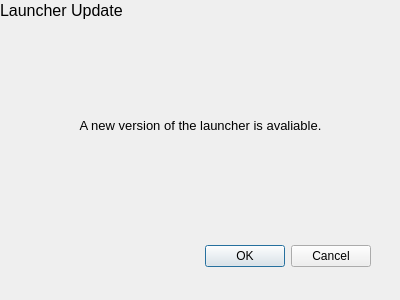
This is update.ui in JoshMorrison99/GameLauncher as Qt 5 draws it before an edit. The edited form follows.
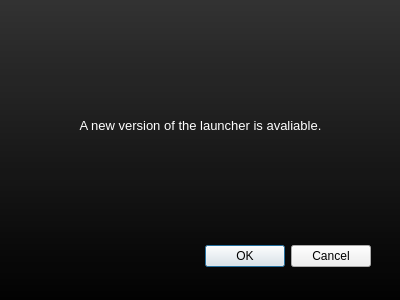
This is the edited form. Icons and pictures are not drawn.

```diff
--- a/update.ui
+++ b/update.ui
@@ -29,25 +29,7 @@
     <set>QDialogButtonBox::Cancel|QDialogButtonBox::Ok</set>
    </property>
   </widget>
-  <widget class="QLabel" name="label">
-   <property name="geometry">
-    <rect>
-     <x>0</x>
-     <y>0</y>
-     <width>401</width>
-     <height>21</height>
-    </rect>
-   </property>
-   <property name="font">
-    <font>
-     <pointsize>12</pointsize>
-    </font>
-   </property>
-   <property name="text">
-    <string>Launcher Update</string>
-   </property>
-  </widget>
-  <widget class="QLabel" name="label_2">
+  <widget class="QLabel" name="LauncherMiddle">
    <property name="geometry">
     <rect>
      <x>0</x>
@@ -61,6 +43,9 @@
      <pointsize>10</pointsize>
     </font>
    </property>
+   <property name="styleSheet">
+    <string notr="true">color: white;</string>
+   </property>
    <property name="text">
     <string>A new version of the launcher is avaliable.</string>
    </property>
@@ -68,6 +53,25 @@
     <set>Qt::AlignCenter</set>
    </property>
   </widget>
+  <widget class="QLabel" name="background">
+   <property name="geometry">
+    <rect>
+     <x>-10</x>
+     <y>-10</y>
+     <width>421</width>
+     <height>321</height>
+    </rect>
+   </property>
+   <property name="styleSheet">
+    <string notr="true">background-color: qlineargradient(spread:pad, x1: 0, y1: 0, x2: 0, y2: 1, stop:0 rgba(0, 0, 0, 200), stop:1 rgba(0, 0, 0, 255));</string>
+   </property>
+   <property name="text">
+    <string/>
+   </property>
+  </widget>
+  <zorder>background</zorder>
+  <zorder>buttonBox</zorder>
+  <zorder>LauncherMiddle</zorder>
  </widget>
  <resources/>
  <connections>
```
Left out of the diff: 10 changed lines with no effect on the pictures.
